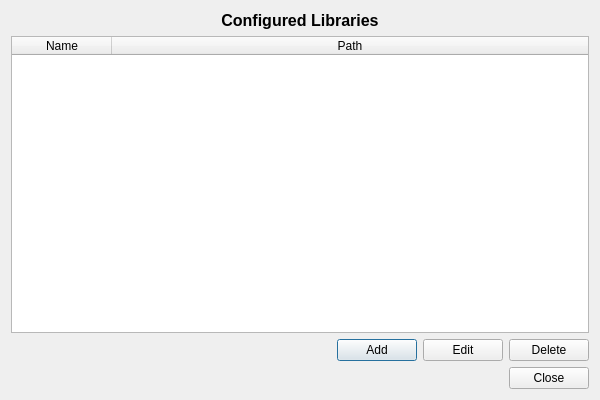
This is astrofilemanager/ui/LibraryRootDialog.ui in bcolyn/PhotonFinder as Qt 5 draws it before an edit. The edited form follows.
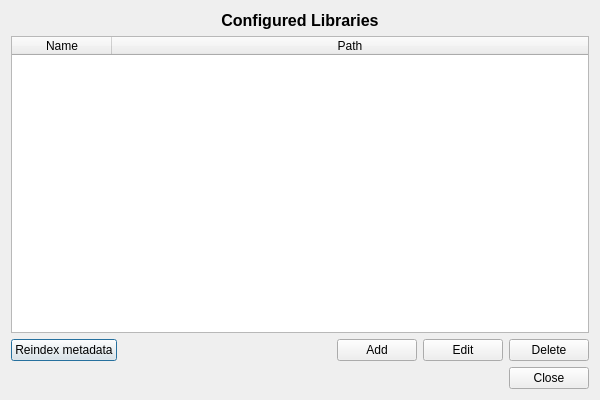
This is the edited form.

Commit message: add reindexing of cached metadata

What changed in the file:
```diff
--- a/astrofilemanager/ui/LibraryRootDialog.ui
+++ b/astrofilemanager/ui/LibraryRootDialog.ui
@@ -55,6 +55,13 @@
    </item>
    <item>
     <layout class="QHBoxLayout" name="horizontalLayout">
+     <item>
+      <widget class="QPushButton" name="reindexButton">
+       <property name="text">
+        <string>Reindex metadata</string>
+       </property>
+      </widget>
+     </item>
      <item>
       <spacer name="horizontalSpacer">
        <property name="orientation">
```
Left out of the diff: 29 changed lines with no effect on the pictures. The commit also changes 10 other files.
